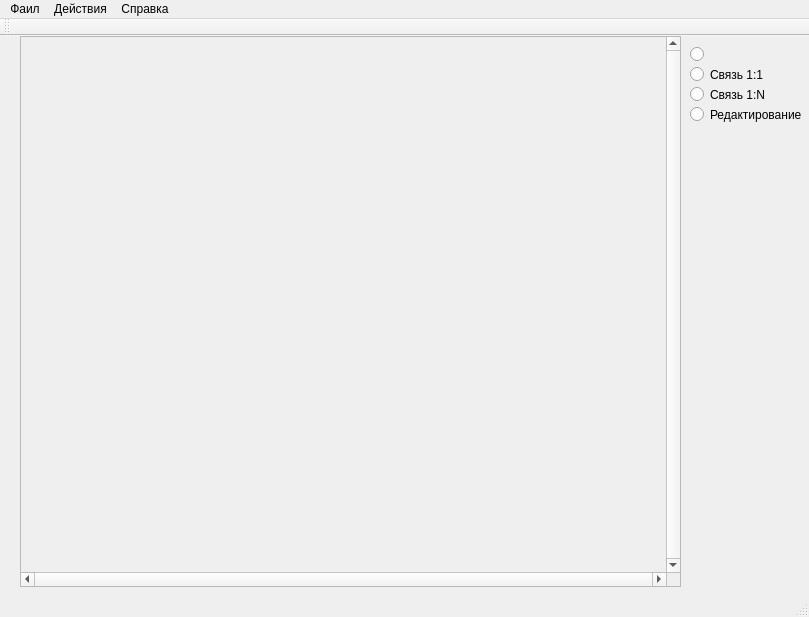
This is MainForm/mainwindow.ui in Hronbox/CASE_SWDEP as Qt 5 draws it before an edit. The edited form follows.
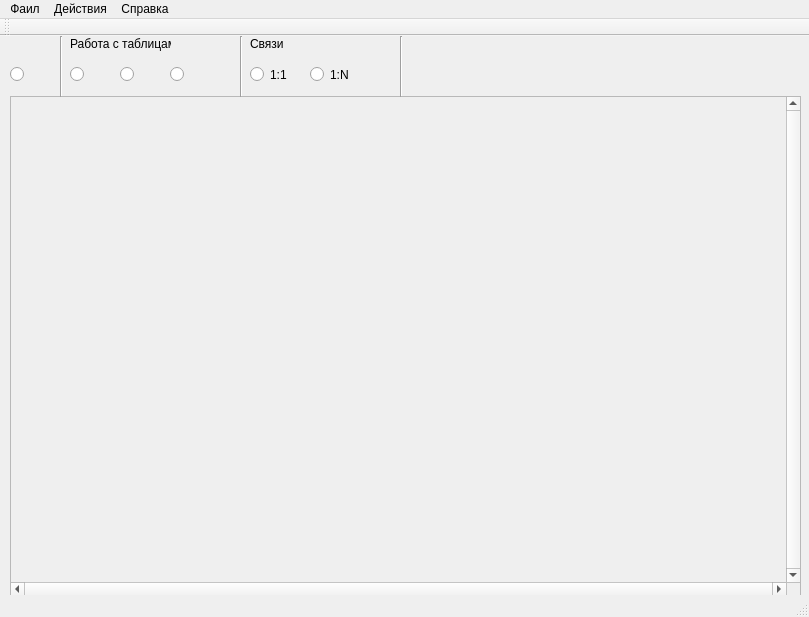
This is the edited form. Icons and pictures are not drawn.

Diff of the .ui file:
```diff
--- a/MainForm/mainwindow.ui
+++ b/MainForm/mainwindow.ui
@@ -20,9 +20,9 @@
    <widget class="QRadioButton" name="tableRadio">
     <property name="geometry">
      <rect>
-      <x>690</x>
-      <y>10</y>
-      <width>82</width>
+      <x>70</x>
+      <y>30</y>
+      <width>41</width>
       <height>17</height>
      </rect>
     </property>
@@ -37,49 +37,61 @@
    <widget class="QRadioButton" name="one_to_one">
     <property name="geometry">
      <rect>
-      <x>690</x>
+      <x>250</x>
       <y>30</y>
-      <width>82</width>
+      <width>61</width>
       <height>17</height>
      </rect>
     </property>
     <property name="text">
-     <string>Связь 1:1</string>
+     <string>1:1</string>
+    </property>
+    <property name="icon">
+     <iconset>
+      <normaloff>../../Link-512.png</normaloff>../../Link-512.png</iconset>
     </property>
    </widget>
    <widget class="QRadioButton" name="Editing">
     <property name="geometry">
      <rect>
-      <x>690</x>
-      <y>70</y>
-      <width>111</width>
+      <x>120</x>
+      <y>30</y>
+      <width>41</width>
       <height>17</height>
      </rect>
     </property>
     <property name="text">
-     <string>Редактирование</string>
+     <string/>
+    </property>
+    <property name="icon">
+     <iconset>
+      <normaloff>../../1024px-ArrowCross.svg.png</normaloff>../../1024px-ArrowCross.svg.png</iconset>
     </property>
    </widget>
    <widget class="QRadioButton" name="one_to_N">
     <property name="geometry">
      <rect>
-      <x>690</x>
-      <y>50</y>
-      <width>82</width>
+      <x>310</x>
+      <y>30</y>
+      <width>61</width>
       <height>17</height>
      </rect>
     </property>
     <property name="text">
-     <string>Связь 1:N</string>
+     <string>1:N</string>
+    </property>
+    <property name="icon">
+     <iconset>
+      <normaloff>../../Link-512.png</normaloff>../../Link-512.png</iconset>
     </property>
    </widget>
    <widget class="QScrollArea" name="scrollArea">
     <property name="geometry">
      <rect>
-      <x>20</x>
-      <y>0</y>
-      <width>661</width>
-      <height>551</height>
+      <x>10</x>
+      <y>60</y>
+      <width>791</width>
+      <height>501</height>
      </rect>
     </property>
     <property name="contextMenuPolicy">
@@ -99,12 +111,126 @@
       <rect>
        <x>0</x>
        <y>0</y>
-       <width>642</width>
-       <height>532</height>
+       <width>772</width>
+       <height>482</height>
       </rect>
      </property>
     </widget>
    </widget>
+   <widget class="QRadioButton" name="radioMause">
+    <property name="geometry">
+     <rect>
+      <x>10</x>
+      <y>30</y>
+      <width>31</width>
+      <height>17</height>
+     </rect>
+    </property>
+    <property name="toolTip">
+     <string>Мышь</string>
+    </property>
+    <property name="statusTip">
+     <string/>
+    </property>
+    <property name="whatsThis">
+     <string/>
+    </property>
+    <property name="text">
+     <string/>
+    </property>
+    <property name="icon">
+     <iconset>
+      <normaloff>../../arrow-cursor-mouse-pixel.png</normaloff>../../arrow-cursor-mouse-pixel.png</iconset>
+    </property>
+   </widget>
+   <widget class="QLabel" name="label">
+    <property name="geometry">
+     <rect>
+      <x>70</x>
+      <y>0</y>
+      <width>101</width>
+      <height>16</height>
+     </rect>
+    </property>
+    <property name="text">
+     <string>Работа с таблицами</string>
+    </property>
+   </widget>
+   <widget class="QLabel" name="label_2">
+    <property name="geometry">
+     <rect>
+      <x>250</x>
+      <y>0</y>
+      <width>46</width>
+      <height>16</height>
+     </rect>
+    </property>
+    <property name="text">
+     <string>Связи</string>
+    </property>
+   </widget>
+   <widget class="Line" name="line">
+    <property name="geometry">
+     <rect>
+      <x>60</x>
+      <y>0</y>
+      <width>3</width>
+      <height>61</height>
+     </rect>
+    </property>
+    <property name="orientation">
+     <enum>Qt::Vertical</enum>
+    </property>
+   </widget>
+   <widget class="Line" name="line_2">
+    <property name="geometry">
+     <rect>
+      <x>240</x>
+      <y>0</y>
+      <width>3</width>
+      <height>61</height>
+     </rect>
+    </property>
+    <property name="orientation">
+     <enum>Qt::Vertical</enum>
+    </property>
+   </widget>
+   <widget class="Line" name="line_3">
+    <property name="geometry">
+     <rect>
+      <x>400</x>
+      <y>0</y>
+      <width>3</width>
+      <height>61</height>
+     </rect>
+    </property>
+    <property name="orientation">
+     <enum>Qt::Vertical</enum>
+    </property>
+   </widget>
+   <widget class="QRadioButton" name="radioButtonDelete">
+    <property name="geometry">
+     <rect>
+      <x>170</x>
+      <y>30</y>
+      <width>82</width>
+      <height>17</height>
+     </rect>
+    </property>
+    <property name="toolTip">
+     <string>Удаление таблицы</string>
+    </property>
+    <property name="statusTip">
+     <string>Удаление таблицы</string>
+    </property>
+    <property name="text">
+     <string/>
+    </property>
+    <property name="icon">
+     <iconset>
+      <normaloff>../../table-delete.png</normaloff>../../table-delete.png</iconset>
+    </property>
+   </widget>
   </widget>
   <widget class="QMenuBar" name="menuBar">
    <property name="geometry">
```
Left out of the diff: 38 changed lines with no effect on the pictures.
